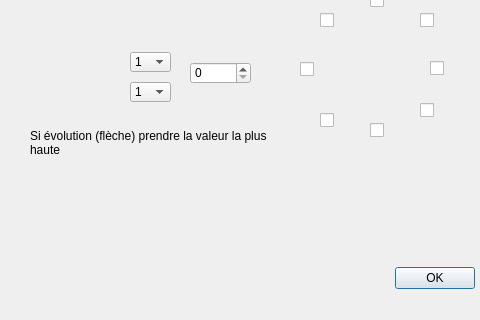
This is src/OPERA_dialog_base.ui in azarz/OPERA as Qt 5 draws it before an edit; both pictures show x 0 to 480 and y 368 to 688 of the 584 by 688 pixel window. The edited form follows.
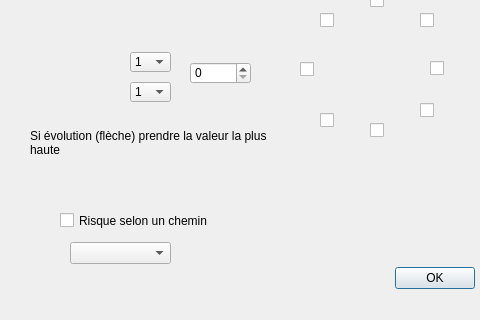
This is the edited form. Icons and pictures are not drawn.

Commit message: mise à our de l'interface, implémentation du chemin OK

The edit to the form file:
```diff
--- a/src/OPERA_dialog_base.ui
+++ b/src/OPERA_dialog_base.ui
@@ -422,6 +422,32 @@
     <number>9999</number>
    </property>
   </widget>
+  <widget class="QCheckBox" name="chemin_chkbx">
+   <property name="geometry">
+    <rect>
+     <x>60</x>
+     <y>580</y>
+     <width>181</width>
+     <height>17</height>
+    </rect>
+   </property>
+   <property name="text">
+    <string>Risque selon un chemin</string>
+   </property>
+  </widget>
+  <widget class="QComboBox" name="couche_chemin">
+   <property name="enabled">
+    <bool>true</bool>
+   </property>
+   <property name="geometry">
+    <rect>
+     <x>70</x>
+     <y>610</y>
+     <width>101</width>
+     <height>22</height>
+    </rect>
+   </property>
+  </widget>
   <zorder>label</zorder>
   <zorder>button_box</zorder>
   <zorder>radio_MRE</zorder>
```
Left out of the diff: 2 changed lines with no effect on the pictures. The commit also changes 3 other files.
